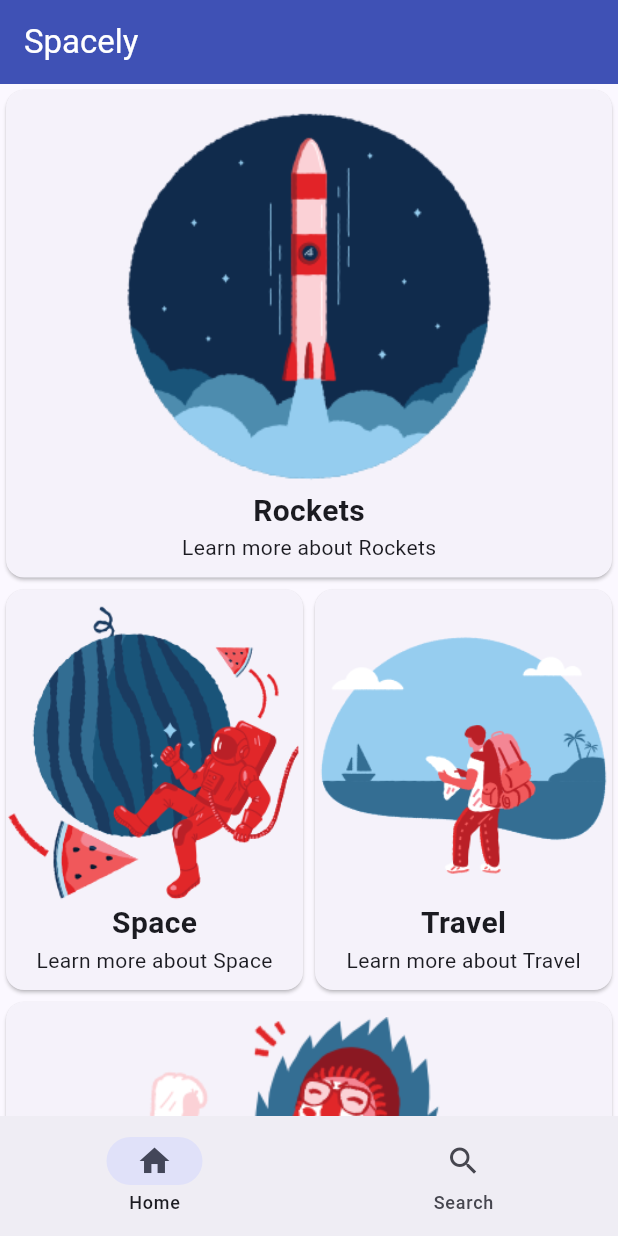
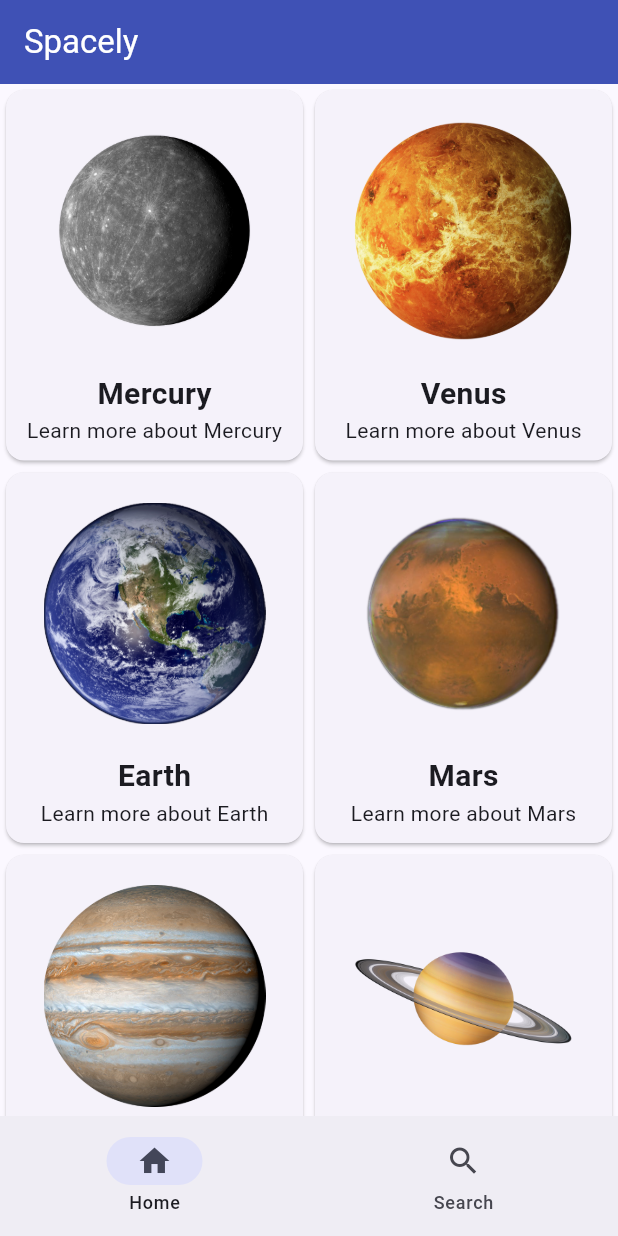
Before and after one commit to noliveira95/spacely, a Flutter app: the screen it shows after launch, on a phone screen of 412 x 824 dp. Run offline on Flutter 3.47's test engine with Material 3 defaults, Android fonts, the phone set to English and light mode, and no system bars.

Commit message:
refactor: replace images, refactor home page

```diff
--- a/lib/pages/home.dart
+++ b/lib/pages/home.dart
@@ -18,39 +18,85 @@ class HomePage extends StatelessWidget {
       body: SingleChildScrollView(
         child: Column(
           children: [
-            CardWidget(
-              content: CardClass(
-                title: 'Rockets',
-                image: 'images/rocket.png',
-              ),
+            Row(
+              children: [
+                Expanded(
+                  child: CardWidget(
+                    content: CardClass(
+                      title: 'Mercury',
+                      image: 'images/mercury.png',
+                    ),
+                  ),
+                ),
+                Expanded(
+                  child: CardWidget(
+                    content: CardClass(
+                      title: 'Venus',
+                      image: 'images/venus.png',
+                    ),
+                  ),
+                ),
+              ],
             ),
             Row(
               children: [
                 Expanded(
                   child: CardWidget(
                     content: CardClass(
-                      title: 'Space',
-                      image: 'images/space.png',
+                      title: 'Earth',
+                      image: 'images/earth.png',
                     ),
                   ),
                 ),
                 Expanded(
                   child: CardWidget(
                     content: CardClass(
-                      title: 'Travel',
-                      image: 'images/travel.png',
+                      title: 'Mars',
+                      image: 'images/mars.png',
                     ),
                   ),
                 ),
               ],
             ),
-            CardWidget(
-              content: CardClass(
-                title: 'Yeah!',
-                description: 'Yeah buddy!',
-                image: 'images/yeah.png',
-                isClickable: false,
-              ),
+            Row(
+              children: [
+                Expanded(
+                  child: CardWidget(
+                    content: CardClass(
+                      title: 'Jupiter',
+                      image: 'images/jupiter.png',
+                    ),
+                  ),
+                ),
+                Expanded(
+                  child: CardWidget(
+                    content: CardClass(
+                      title: 'Saturn',
+                      image: 'images/saturn.png',
+                    ),
+                  ),
+                ),
+              ],
+            ),
+            Row(
+              children: [
+                Expanded(
+                  child: CardWidget(
+                    content: CardClass(
+                      title: 'Uranus',
+                      image: 'images/uranus.png',
+                    ),
+                  ),
+                ),
+                Expanded(
+                  child: CardWidget(
+                    content: CardClass(
+                      title: 'Neptune',
+                      image: 'images/neptune.png',
+                    ),
+                  ),
+                ),
+              ],
             ),
           ],
         ),
--- a/lib/widgets/card_widget.dart
+++ b/lib/widgets/card_widget.dart
@@ -36,7 +36,18 @@ class CardWidget extends StatelessWidget {
           width: double.infinity,
           child: Column(
             children: [
-              Image.asset(content.image),
+              Padding(
+                padding:
+                    const EdgeInsets.only(top: kDouble10, bottom: kDouble20),
+                child: SizedBox(
+                  width: 148,
+                  height: 148,
+                  child: Image.asset(
+                    content.image,
+                    fit: BoxFit.contain,
+                  ),
+                ),
+              ),
               Text(
                 content.title,
                 style: const TextStyle(
```
Also changed, not shown: images/Earth.jpeg (deleted), images/app.png (deleted), images/cactus.png (deleted), images/door.png (deleted), images/earth.png (added), images/jupiter.png (added), images/mars.png (added), images/mercury.png (added), images/neptune.png (added), images/saturn.png (added), images/socials.png (deleted), images/space.png (deleted), images/travel.png (deleted), images/uranus.png (added), 2 more files.
